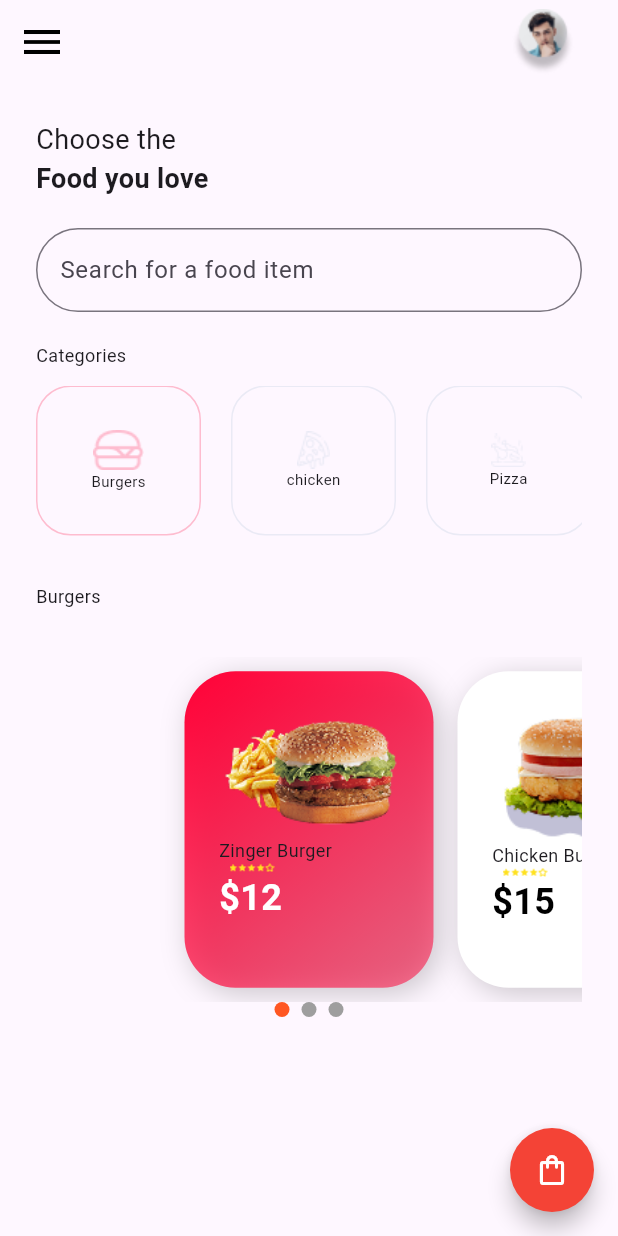
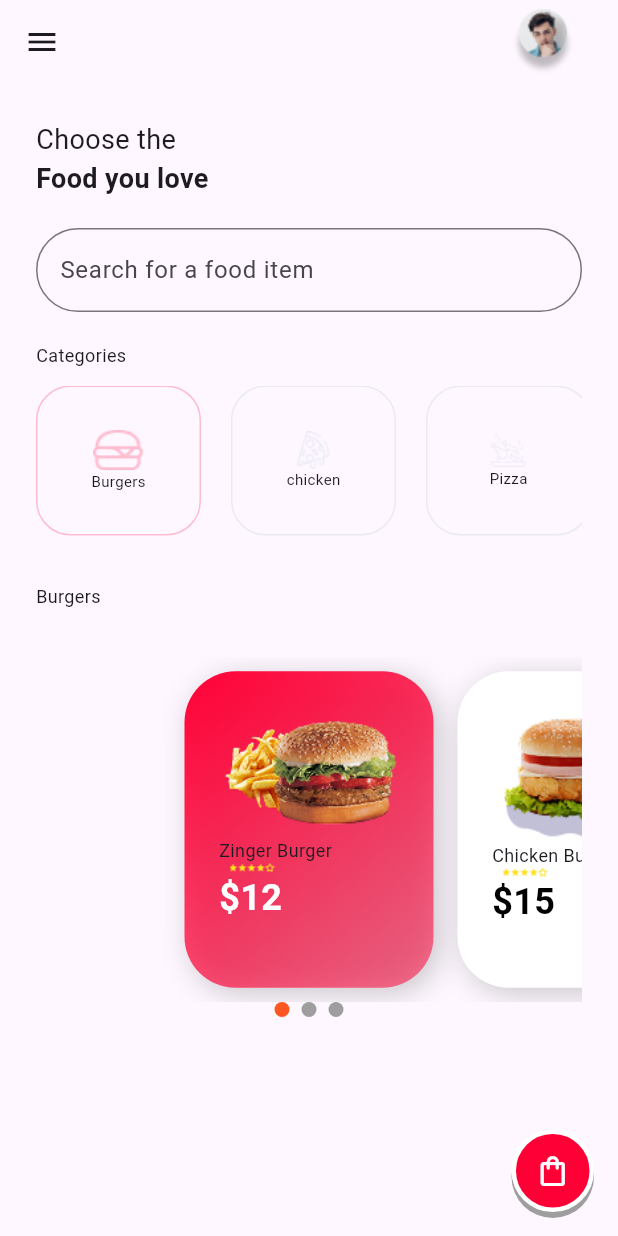
Before and after one commit to Flutter-13Aprill/Foodora-App-UI, a Flutter app: the HomeScreen screen opened directly, on a phone screen of 412 x 824 dp. Run offline on Flutter 3.47's test engine with Material 3 defaults, Android fonts, the phone set to English and light mode, and no system bars.

Commit message:
small change

```diff
--- a/foodora_app_ui/lib/screens/home_screen.dart
+++ b/foodora_app_ui/lib/screens/home_screen.dart
@@ -1,6 +1,5 @@
 import 'package:flutter/material.dart';
 import 'package:foodora_app_ui/classes/circleDot.dart';
-import 'package:foodora_app_ui/models/category_model.dart';
 import 'package:foodora_app_ui/models/food_model.dart';
 import 'package:foodora_app_ui/screens/cart_screen.dart';
 import 'package:foodora_app_ui/widgets/burger_card_list_widget.dart';
@@ -27,6 +26,7 @@ class _HomeScreenState extends State<HomeScreen> {
 
   @override
   Widget build(BuildContext context) {
+    // if i select a category it will return foods with same category [Filter]
     List<FoodModel> foodsWithSameCategory =
         selectedCategorys.isEmpty
             ? listOfFood
@@ -36,24 +36,43 @@ class _HomeScreenState extends State<HomeScreen> {
 
     return Scaffold(
       appBar: AppBar(
-        leading: Icon(Icons.menu, size: 32, color: Colors.black),
         actions: [
           Image.asset("assets/images/profile.png"),
           SizedBox(width: 29),
         ],
       ),
-      floatingActionButton: FloatingActionButton(
-        shape: const CircleBorder(),
-        backgroundColor: Colors.red,
+      //drawer
+      drawer: Drawer(),
 
-        onPressed: () {
+      floatingActionButton: Container(
+        width: 55,
+        height: 55,
+
+        decoration: BoxDecoration(
+          boxShadow: [
+            BoxShadow(
+              color: Colors.grey,
+              offset: Offset(0, 4),
+              blurStyle: BlurStyle.outer,
+            ),
+          ],
+          borderRadius: BorderRadius.circular(32),
+          color: Color.fromRGBO(255, 0, 54, 1),
+          border: Border.all(color: Colors.white, width: 3),
+        ),
+        child: InkWell(
+          onTap: () {
             Navigator.push(
               context,
               MaterialPageRoute(builder: (context) => CartScreen()),
             );
           },
+          child: Center(
             child: Icon(Icons.shopping_bag_outlined, color: Colors.white),
           ),
+        ),
+      ),
+
       body: Padding(
         padding: const EdgeInsets.all(24),
         child: Column(
@@ -65,7 +84,7 @@ class _HomeScreenState extends State<HomeScreen> {
               style: TextStyle(fontSize: 18, fontWeight: FontWeight.bold),
             ),
             SizedBox(height: 20),
-
+            // search
             TextFormField(
               decoration: InputDecoration(
                 border: OutlineInputBorder(
@@ -82,7 +101,7 @@ class _HomeScreenState extends State<HomeScreen> {
 
                   Text("Categories", style: TextStyle(fontSize: 12)),
                   SizedBox(height: 12),
-
+                  // show  categories [ pass the onTap to get selected category to filter in foodsWithSameCategory list ]
                   SizedBox(
                     height: 100,
                     child: CategoryCardListWidget(onCategoryTap: onTapCategory),
@@ -91,6 +110,7 @@ class _HomeScreenState extends State<HomeScreen> {
 
                   Text("Burgers", style: TextStyle(fontSize: 12)),
                   SizedBox(height: 32),
+                  // show  foods
                   BurgerCardListWidget(
                     foodWithSamCategory: foodsWithSameCategory,
                   ),
--- a/foodora_app_ui/lib/widgets/burger_card_list_widget.dart
+++ b/foodora_app_ui/lib/widgets/burger_card_list_widget.dart
@@ -1,5 +1,4 @@
 import 'package:flutter/material.dart';
-import 'package:foodora_app_ui/models/category_model.dart';
 import 'package:foodora_app_ui/models/food_model.dart';
 import 'package:foodora_app_ui/widgets/card_burger_widget.dart';
 
--- a/foodora_app_ui/lib/widgets/card_category_widget.dart
+++ b/foodora_app_ui/lib/widgets/card_category_widget.dart
@@ -33,6 +33,7 @@ class _CardCategoryWidgetState extends State<CardCategoryWidget> {
 
           border: Border.all(
             width: 1,
+            // if i select category border color will change to red
             color:
                 widget.category.selected
                     ? Color.fromRGBO(255, 0, 54, 0.24)
@@ -44,6 +45,8 @@ class _CardCategoryWidgetState extends State<CardCategoryWidget> {
           children: [
             Image.asset(
               widget.category.imagePath,
+
+              // if i select category image color will change to red
               color:
                   widget.category.selected
                       ? Color.fromRGBO(255, 0, 54, 0.24)
```
Also changed, not shown: foodora_app_ui/lib/widgets/card_burger_widget.dart (+20 -0 lines), 1 other file. Lines whose indentation alone changed are shown as unchanged.
